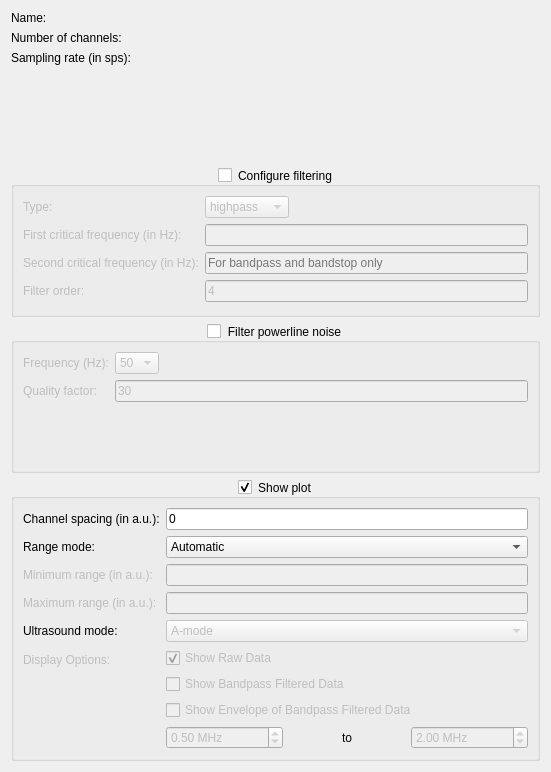
This is biogui/resources/signal_config_widget.ui in pulp-bio/biogui as Qt 5 draws it before an edit. The edited form follows.
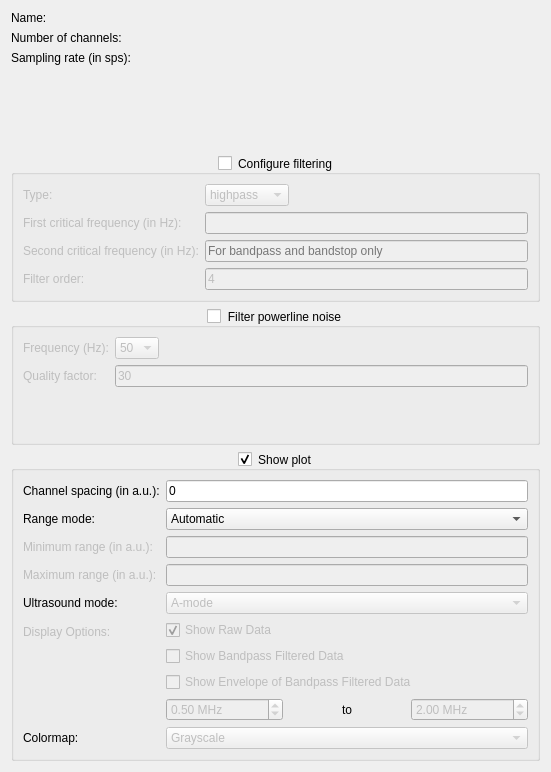
This is the edited form.

Commit message: add ultrasound axis fixes, flipping m-mode y-axis, add viridis colormap back as an option

The edit to the form file:
```diff
--- a/biogui/resources/signal_config_widget.ui
+++ b/biogui/resources/signal_config_widget.ui
@@ -462,6 +462,30 @@
         </item>
        </widget>
       </item>
+      <item row="10" column="0">
+       <widget class="QLabel" name="label16">
+        <property name="text">
+         <string>Colormap:</string>
+        </property>
+       </widget>
+      </item>
+      <item row="10" column="1">
+       <widget class="QComboBox" name="mmodeColormapComboBox">
+        <property name="enabled">
+         <bool>false</bool>
+        </property>
+        <item>
+         <property name="text">
+          <string>Grayscale</string>
+         </property>
+        </item>
+        <item>
+         <property name="text">
+          <string>Viridis</string>
+         </property>
+        </item>
+       </widget>
+      </item>
      </layout>
     </widget>
    </item>
```
The commit also changes 4 other files.
